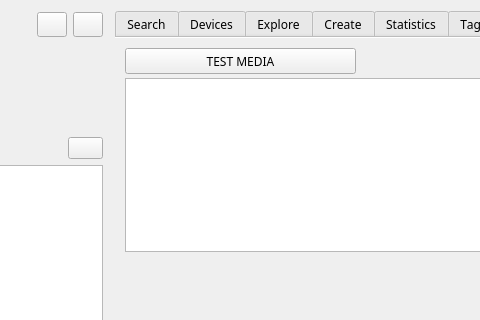
Before: the Qt Designer form src/mainwindow.ui in StephaneCouturier/Katalog, drawn with Qt 5; both pictures show x 157 to 637 and y 0 to 320 of the 1080 by 720 pixel window.
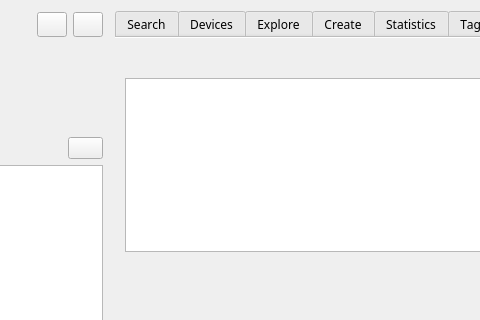
After: the same form once the commit is applied. The open tabs and pages were chosen to show the change. Icons and pictures are not drawn. Custom widgets are drawn as their Qt base class.

What changed in the file:
```diff
--- a/src/mainwindow.ui
+++ b/src/mainwindow.ui
@@ -11241,19 +11241,6 @@
            <attribute name="title">
             <string>TESTS</string>
            </attribute>
-           <widget class="QPushButton" name="TEST_pushButton_TestMedia">
-            <property name="geometry">
-             <rect>
-              <x>10</x>
-              <y>10</y>
-              <width>231</width>
-              <height>26</height>
-             </rect>
-            </property>
-            <property name="text">
-             <string>TEST MEDIA</string>
-            </property>
-           </widget>
            <widget class="QListView" name="Storage_listView_Media">
             <property name="geometry">
              <rect>
```
